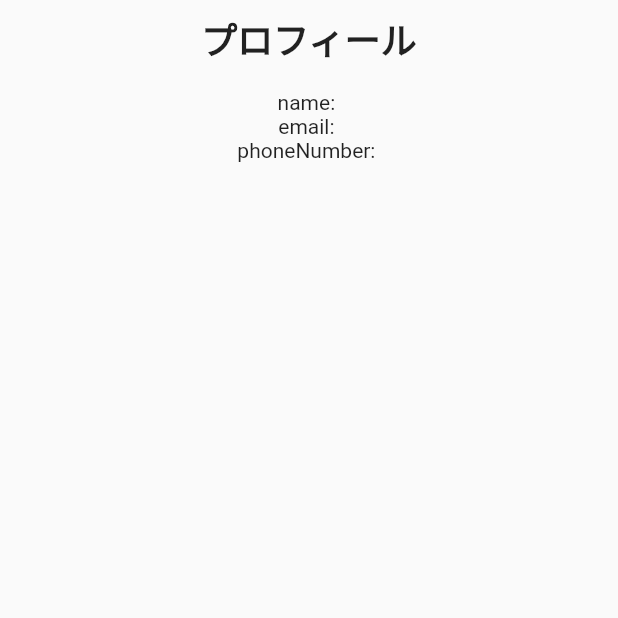
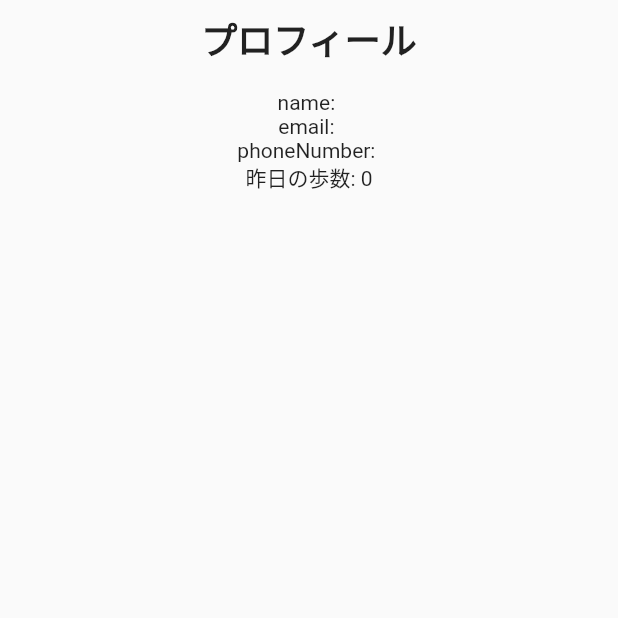
Before and after one commit to rikeda71/flutter-firebase-auth, a Flutter app: the ProfilePage screen opened by its route, on a phone screen of 412 x 824 dp, the top half of it. Run offline on Flutter 3.47's test engine with Material 2 defaults, Android fonts, the phone set to English and light mode, and no system bars; our stand-ins replace firebase_auth, firebase_core, flutter_signin_button, freezed_annotation, google_sign_in, hooks_riverpod; missing offline and left inert: health; accounts and stored records are empty.

Commit message:
:sparkles: fix profile page ui

```diff
--- a/lib/ui/pages/profile/components/profile_page_body.dart
+++ b/lib/ui/pages/profile/components/profile_page_body.dart
@@ -32,6 +32,7 @@ class ProfilePageBody extends HookConsumerWidget {
                   Text('name: ${profile.displayName}'),
                   Text('email: ${profile.email}'),
                   Text('phoneNumber: ${profile.phoneNumber}'),
+                  Text('昨日の歩数: ${profile.steps.count}'),
                 ],
               ),
             )
```
